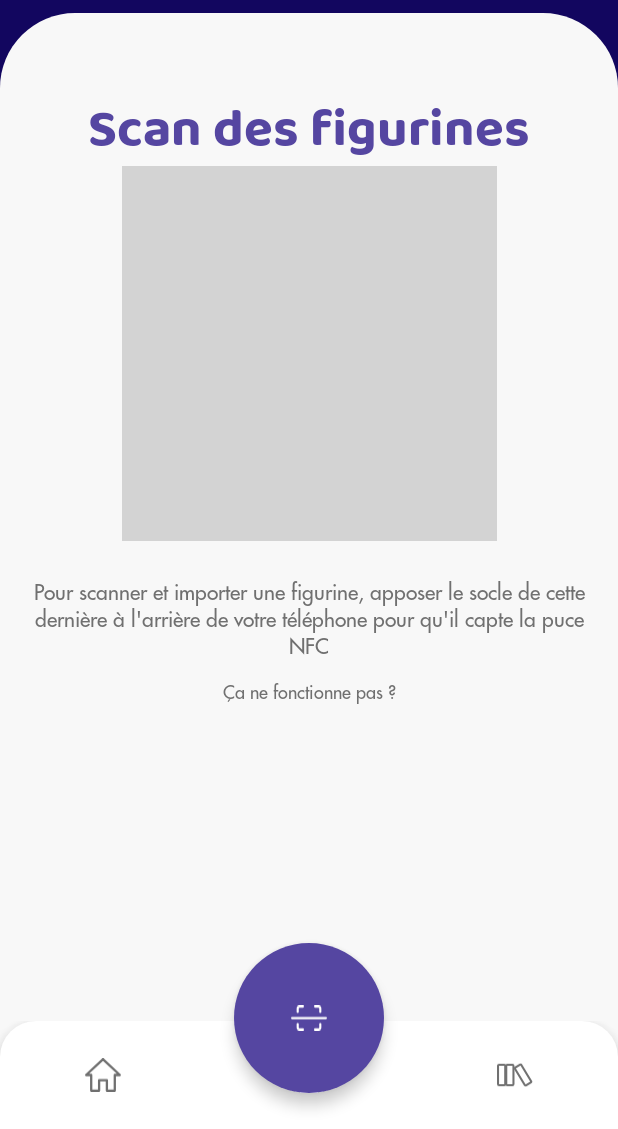
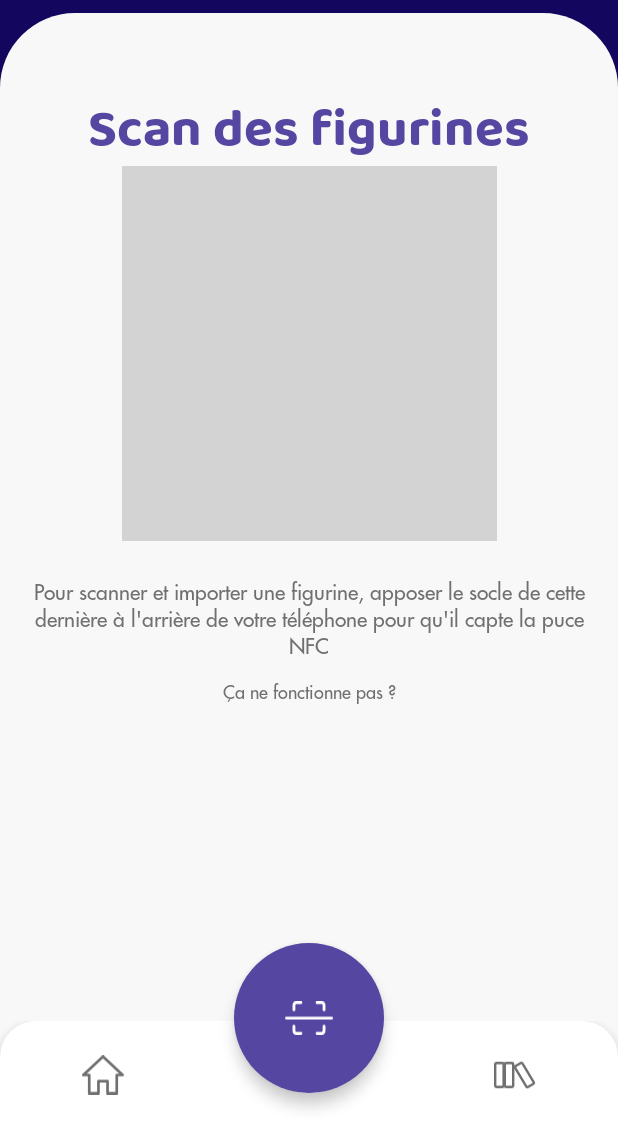
Before and after one commit to LilianMignogna/Doomo-App, an Android app: the screen it shows after launch (MainActivity), item 2 of the bottom bar chosen, on a phone screen of 412 x 824 dp, the part 107-1236 px from its top. Run offline under Robolectric (Android 15) with nearby library versions, the phone set to English and light mode, and no system bars; our stand-ins replace Firebase (no records; nobody signed in at launch, a user with empty details on screens opened directly), navigation-ui.

Commit message:
Change icon size on BottomNavigationView

```diff
--- a/app/src/main/res/layout/activity_main.xml
+++ b/app/src/main/res/layout/activity_main.xml
@@ -27,6 +27,7 @@
             android:id="@+id/nav_view"
             android:layout_width="match_parent"
             android:layout_height="72dp"
+            app:itemIconSize="28dp"
             app:elevation="10dp"
             app:labelVisibilityMode="unlabeled"
             app:menu="@menu/bottom_nav_menu"
@@ -52,6 +53,7 @@
         app:layout_constraintStart_toStartOf="parent"
         android:backgroundTint="?colorSecondary"
         app:borderWidth="0dp"
+        app:maxImageSize="32dp"
         app:tint="@android:color/white"/>
 
     <fragment
```
